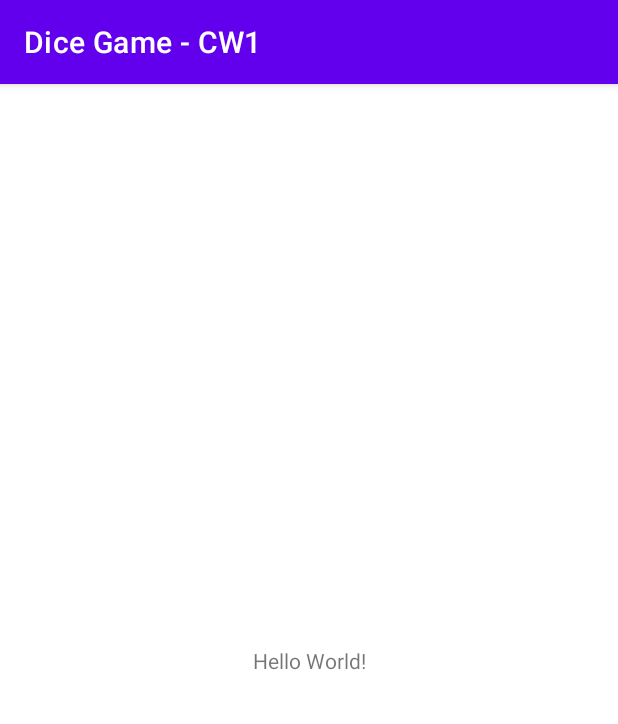
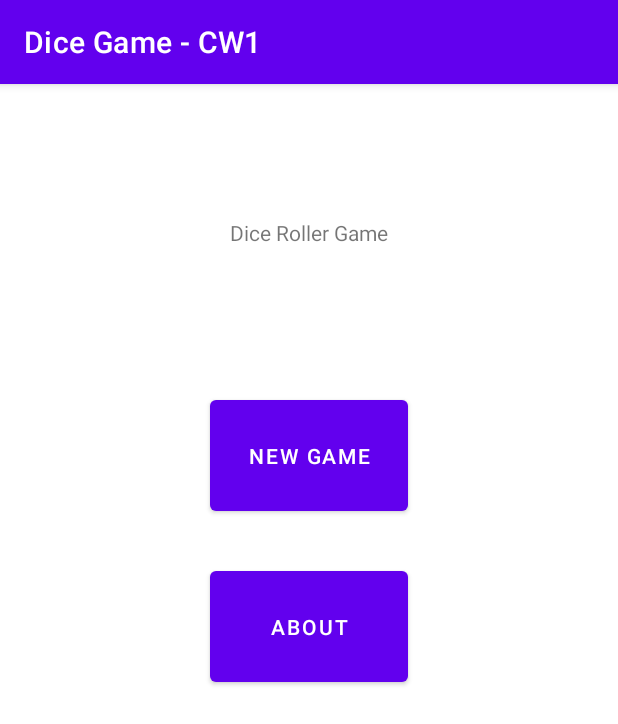
Before and after one commit to Thushara-Piyasekara/LuckyDice, an Android app: the screen it shows after launch (MainActivity), on a phone screen of 412 x 824 dp. Shown: the top 724 px of the screen. Run offline under Robolectric (Android 15) with nearby library versions, the phone set to English and light mode, and no system bars.

Commit message:
About button working with black background. When clicked on "OK" popup closes

```diff
--- a/app/src/main/java/com/example/dicegame_cw1/MainActivity.kt
+++ b/app/src/main/java/com/example/dicegame_cw1/MainActivity.kt
@@ -2,10 +2,33 @@ package com.example.dicegame_cw1
 
 import androidx.appcompat.app.AppCompatActivity
 import android.os.Bundle
+import android.view.Gravity
+import android.view.WindowManager
+import android.widget.Button
+import android.widget.PopupWindow
 
 class MainActivity : AppCompatActivity() {
     override fun onCreate(savedInstanceState: Bundle?) {
         super.onCreate(savedInstanceState)
-        setContentView(R.layout.activity_main)
+        setContentView(R.layout.start_menu)
+
+        val aboutPopup = layoutInflater.inflate(R.layout.about_popup_layout, null)
+        val popupWindow = PopupWindow(
+            aboutPopup,
+            WindowManager.LayoutParams.MATCH_PARENT,
+            WindowManager.LayoutParams.WRAP_CONTENT
+        )
+
+        val popupCloseButt = aboutPopup.findViewById<Button>(R.id.popupClose)
+        popupCloseButt.setOnClickListener {
+            popupWindow.dismiss()
+        }
+
+        val aboutButt = findViewById<Button>(R.id.aboutButt)
+
+        aboutButt.setOnClickListener {
+            popupWindow.showAtLocation(aboutButt, Gravity.CENTER, 0, 0)
+        }
+
     }
 }
--- a/app/src/main/res/layout/activity_main.xml
+++ /dev/null
@@ -1,18 +0,0 @@
-<?xml version="1.0" encoding="utf-8"?>
-<androidx.constraintlayout.widget.ConstraintLayout xmlns:android="http://schemas.android.com/apk/res/android"
-        xmlns:tools="http://schemas.android.com/tools"
-        xmlns:app="http://schemas.android.com/apk/res-auto"
-        android:layout_width="match_parent"
-        android:layout_height="match_parent"
-        tools:context=".MainActivity">
-
-    <TextView
-            android:layout_width="wrap_content"
-            android:layout_height="wrap_content"
-            android:text="Hello World!"
-            app:layout_constraintBottom_toBottomOf="parent"
-            app:layout_constraintStart_toStartOf="parent"
-            app:layout_constraintEnd_toEndOf="parent"
-            app:layout_constraintTop_toTopOf="parent" />
-
-</androidx.constraintlayout.widget.ConstraintLayout>
--- /dev/null
+++ b/app/src/main/res/layout/start_menu.xml
@@ -0,0 +1,47 @@
+<?xml version="1.0" encoding="utf-8"?>
+<androidx.constraintlayout.widget.ConstraintLayout xmlns:android="http://schemas.android.com/apk/res/android"
+        xmlns:tools="http://schemas.android.com/tools"
+        xmlns:app="http://schemas.android.com/apk/res-auto"
+        android:layout_width="match_parent"
+        android:layout_height="match_parent"
+        tools:context=".MainActivity">
+
+
+    <TextView
+            android:layout_width="wrap_content"
+            android:layout_height="wrap_content"
+            android:text="@string/dice_roller_game"
+            app:layout_constraintStart_toStartOf="parent"
+            app:layout_constraintEnd_toEndOf="parent"
+            app:layout_constraintTop_toTopOf="parent"
+            app:layout_constraintVertical_bias="0.125"
+            android:id="@+id/introText"
+            android:layout_marginTop="89dp"
+            android:layout_marginBottom="96dp"
+            app:layout_constraintBottom_toTopOf="@+id/newGameButt" />
+
+    <Button
+            android:text="@string/new_game"
+            android:layout_width="132dp"
+            android:layout_height="0dp"
+            android:id="@+id/newGameButt"
+            app:layout_constraintStart_toStartOf="parent"
+            app:layout_constraintEnd_toEndOf="parent"
+            app:layout_constraintHorizontal_bias="0.501"
+            app:layout_constraintTop_toBottomOf="@+id/introText"
+            android:layout_marginBottom="28dp"
+            app:layout_constraintBottom_toTopOf="@+id/aboutButt" />
+
+    <Button
+            android:text="@string/about"
+            android:layout_width="132dp"
+            android:layout_height="0dp"
+            android:id="@+id/aboutButt"
+            app:layout_constraintStart_toStartOf="parent"
+            app:layout_constraintEnd_toEndOf="parent"
+            app:layout_constraintHorizontal_bias="0.501"
+            app:layout_constraintBottom_toBottomOf="parent"
+            app:layout_constraintTop_toBottomOf="@+id/newGameButt"
+            android:layout_marginBottom="363dp" />
+
+</androidx.constraintlayout.widget.ConstraintLayout>
--- a/app/src/main/res/values/strings.xml
+++ b/app/src/main/res/values/strings.xml
@@ -1,3 +1,8 @@
 <resources>
     <string name="app_name">Dice Game - CW1</string>
+    <string name="about">About</string>
+    <string name="dice_roller_game">Dice Roller Game</string>
+    <string name="new_game">New Game</string>
+    <string name="about_plagarism">I confirm that I understand what plagiarism is and have read and understood the section on Assessment Offences in the Essential Information for Students. The work that I have submitted is entirely my own. Any work from other authors is duly referenced and acknowledged.</string>
+    <string name="ok">OK</string>
 </resources>
```
Also changed, not shown: app/src/main/res/layout/about_popup_layout.xml (added, +31 -0 lines).
